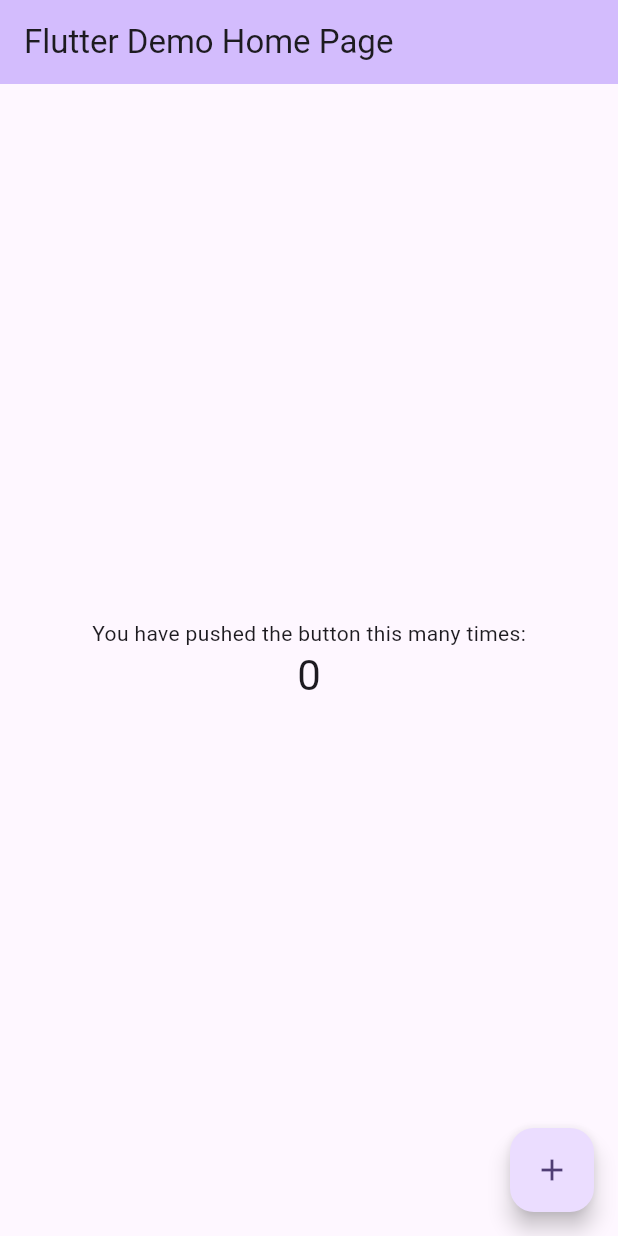
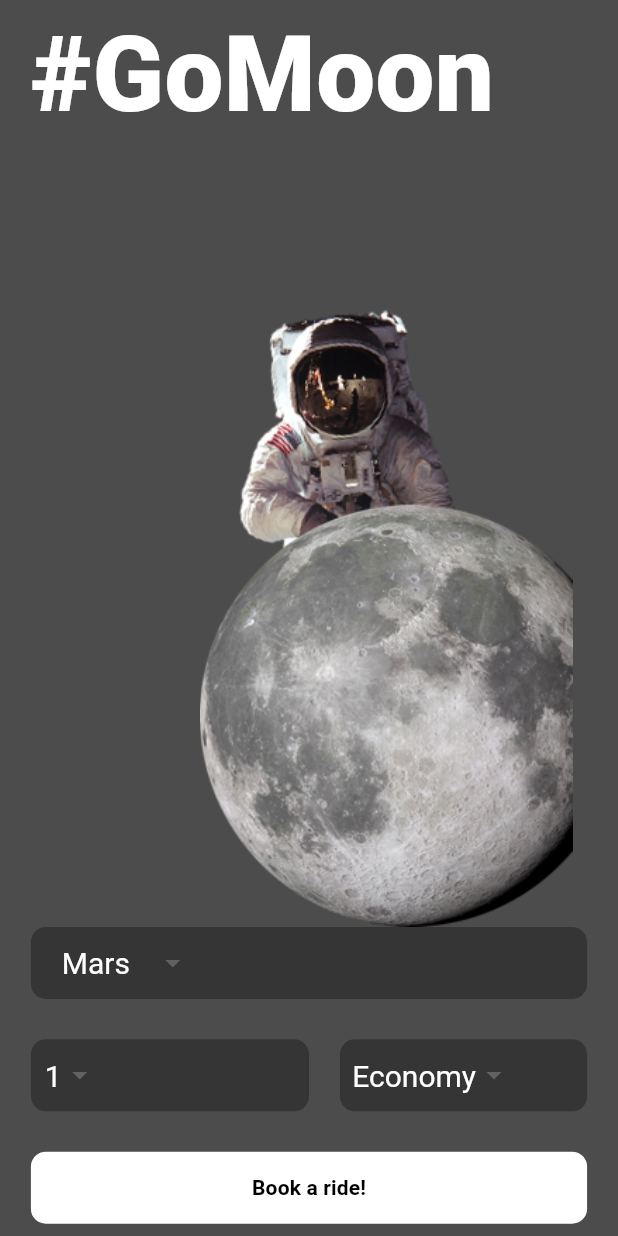
Before and after one commit to bachlex03/Mobile_Assignments_HCMUTE_Flutter, a Flutter app: the screen it shows after launch, on a phone screen of 412 x 824 dp. Run offline on Flutter 3.47's test engine with Material 3 defaults, Android fonts, the phone set to English and light mode, and no system bars.

Commit message:
GoMoon App

```diff
--- a/gomoon_app/analysis_options.yaml
+++ b/gomoon_app/analysis_options.yaml
@@ -7,6 +7,9 @@
 
 # The following line activates a set of recommended lints for Flutter apps,
 # packages, and plugins designed to encourage good coding practices.
+analyzer:
+  errors:
+    must_be_immutable: ignore
 include: package:flutter_lints/flutter.yaml
 
 linter:
@@ -23,6 +26,5 @@ linter:
   rules:
     # avoid_print: false  # Uncomment to disable the `avoid_print` rule
     # prefer_single_quotes: true  # Uncomment to enable the `prefer_single_quotes` rule
-
 # Additional information about this file can be found at
 # https://dart.dev/guides/language/analysis-options
--- a/gomoon_app/lib/main.dart
+++ b/gomoon_app/lib/main.dart
@@ -1,122 +1,21 @@
 import 'package:flutter/material.dart';
+import 'package:gomoon_app/pages/home.page.dart';
 
 void main() {
-  runApp(const MyApp());
+  runApp(const App());
 }
 
-class MyApp extends StatelessWidget {
-  const MyApp({super.key});
+class App extends StatelessWidget {
+  const App({Key? key}) : super(key: key);
 
-  // This widget is the root of your application.
   @override
   Widget build(BuildContext context) {
     return MaterialApp(
-      title: 'Flutter Demo',
+      title: "GoMoon",
       theme: ThemeData(
-        // This is the theme of your application.
-        //
-        // TRY THIS: Try running your application with "flutter run". You'll see
-        // the application has a purple toolbar. Then, without quitting the app,
-        // try changing the seedColor in the colorScheme below to Colors.green
-        // and then invoke "hot reload" (save your changes or press the "hot
-        // reload" button in a Flutter-supported IDE, or press "r" if you used
-        // the command line to start the app).
-        //
-        // Notice that the counter didn't reset back to zero; the application
-        // state is not lost during the reload. To reset the state, use hot
-        // restart instead.
-        //
-        // This works for code too, not just values: Most code changes can be
-        // tested with just a hot reload.
-        colorScheme: ColorScheme.fromSeed(seedColor: Colors.deepPurple),
+        scaffoldBackgroundColor: Color.fromRGBO(31, 31, 31, 0.8),
       ),
-      home: const MyHomePage(title: 'Flutter Demo Home Page'),
+      home: HomePage(),
     );
   }
 }
-
-class MyHomePage extends StatefulWidget {
-  const MyHomePage({super.key, required this.title});
-
-  // This widget is the home page of your application. It is stateful, meaning
-  // that it has a State object (defined below) that contains fields that affect
-  // how it looks.
-
-  // This class is the configuration for the state. It holds the values (in this
-  // case the title) provided by the parent (in this case the App widget) and
-  // used by the build method of the State. Fields in a Widget subclass are
-  // always marked "final".
-
-  final String title;
-
-  @override
-  State<MyHomePage> createState() => _MyHomePageState();
-}
-
-class _MyHomePageState extends State<MyHomePage> {
-  int _counter = 0;
-
-  void _incrementCounter() {
-    setState(() {
-      // This call to setState tells the Flutter framework that something has
-      // changed in this State, which causes it to rerun the build method below
-      // so that the display can reflect the updated values. If we changed
-      // _counter without calling setState(), then the build method would not be
-      // called again, and so nothing would appear to happen.
-      _counter++;
-    });
-  }
-
-  @override
-  Widget build(BuildContext context) {
-    // This method is rerun every time setState is called, for instance as done
-    // by the _incrementCounter method above.
-    //
-    // The Flutter framework has been optimized to make rerunning build methods
-    // fast, so that you can just rebuild anything that needs updating rather
-    // than having to individually change instances of widgets.
-    return Scaffold(
-      appBar: AppBar(
-        // TRY THIS: Try changing the color here to a specific color (to
-        // Colors.amber, perhaps?) and trigger a hot reload to see the AppBar
-        // change color while the other colors stay the same.
-        backgroundColor: Theme.of(context).colorScheme.inversePrimary,
-        // Here we take the value from the MyHomePage object that was created by
-        // the App.build method, and use it to set our appbar title.
-        title: Text(widget.title),
-      ),
-      body: Center(
-        // Center is a layout widget. It takes a single child and positions it
-        // in the middle of the parent.
-        child: Column(
-          // Column is also a layout widget. It takes a list of children and
-          // arranges them vertically. By default, it sizes itself to fit its
-          // children horizontally, and tries to be as tall as its parent.
-          //
-          // Column has various properties to control how it sizes itself and
-          // how it positions its children. Here we use mainAxisAlignment to
-          // center the children vertically; the main axis here is the vertical
-          // axis because Columns are vertical (the cross axis would be
-          // horizontal).
-          //
-          // TRY THIS: Invoke "debug painting" (choose the "Toggle Debug Paint"
-          // action in the IDE, or press "p" in the console), to see the
-          // wireframe for each widget.
-          mainAxisAlignment: MainAxisAlignment.center,
-          children: <Widget>[
-            const Text('You have pushed the button this many times:'),
-            Text(
-              '$_counter',
-              style: Theme.of(context).textTheme.headlineMedium,
-            ),
-          ],
-        ),
-      ),
-      floatingActionButton: FloatingActionButton(
-        onPressed: _incrementCounter,
-        tooltip: 'Increment',
-        child: const Icon(Icons.add),
-      ), // This trailing comma makes auto-formatting nicer for build methods.
-    );
-  }
-}
--- /dev/null
+++ b/gomoon_app/lib/pages/home.page.dart
@@ -0,0 +1,119 @@
+import 'package:flutter/material.dart';
+import 'package:gomoon_app/widgets/Dropdown.widget.dart';
+
+class HomePage extends StatelessWidget {
+  late double _deviceWidth;
+  late double _deviceHeight;
+  HomePage({super.key});
+
+  @override
+  Widget build(BuildContext context) {
+    _deviceWidth = MediaQuery.of(context).size.width;
+    _deviceHeight = MediaQuery.of(context).size.height;
+
+    return Scaffold(
+      body: SafeArea(
+        child: Container(
+          width: _deviceWidth,
+          height: _deviceHeight,
+          padding: EdgeInsets.symmetric(horizontal: _deviceWidth * 0.05),
+          child: Stack(
+            children: [
+              Column(
+                mainAxisAlignment: MainAxisAlignment.spaceBetween,
+                mainAxisSize: MainAxisSize.max,
+                crossAxisAlignment: CrossAxisAlignment.start,
+                children: [_title(), _bookRideWidget()],
+              ),
+              Align(alignment: Alignment.centerRight, child: _astroImage()),
+            ],
+          ),
+        ),
+      ),
+    );
+  }
+
+  Widget _bookRideWidget() {
+    return Container(
+      height: _deviceHeight * 0.25,
+      child: Column(
+        mainAxisAlignment: MainAxisAlignment.spaceBetween,
+        mainAxisSize: MainAxisSize.max,
+        crossAxisAlignment: CrossAxisAlignment.center,
+        children: [
+          _destinationDropdown(),
+          _travelersDropdown(),
+          _bookRideButton(),
+        ],
+      ),
+    );
+  }
+
+  Widget _destinationDropdown() {
+    List<String> _items = ["Mars", "Jupiter"];
+
+    return DropdownWidget(width: _deviceWidth, items: _items);
+  }
+
+  Widget _travelersDropdown() {
+    List<String> _items1 = ["1", "2", "3", "4", "5"];
+    List<String> _items2 = ["Economy", "Business", "First"];
+
+    return Row(
+      mainAxisAlignment: MainAxisAlignment.spaceBetween,
+      mainAxisSize: MainAxisSize.max,
+      crossAxisAlignment: CrossAxisAlignment.center,
+      children: [
+        DropdownWidget(width: _deviceWidth * 0.45, items: _items1),
+        DropdownWidget(width: _deviceWidth * 0.40, items: _items2),
+      ],
+    );
+  }
+
+  Widget _title() {
+    return const Text(
+      "#GoMoon",
+      style: TextStyle(
+        fontSize: 70,
+        color: Colors.white,
+        fontWeight: FontWeight.w800,
+      ),
+    );
+  }
+
+  Widget _astroImage() {
+    return Container(
+      width: _deviceWidth * 0.65,
+      height: _deviceHeight * 0.5,
+      decoration: const BoxDecoration(
+        image: DecorationImage(
+          fit: BoxFit.contain,
+          image: AssetImage("assets/images/astro_moon.png"),
+        ),
+      ),
+    );
+  }
+
+  Widget _bookRideButton() {
+    return Container(
+      width: _deviceWidth,
+      margin: EdgeInsets.only(
+        top: 0,
+        left: 0,
+        right: 0,
+        bottom: _deviceHeight * 0.01,
+      ),
+      decoration: BoxDecoration(
+        color: Colors.white,
+        borderRadius: BorderRadius.circular(10),
+      ),
+      child: MaterialButton(
+        onPressed: () {},
+        child: const Text(
+          "Book a ride!",
+          style: TextStyle(color: Colors.black, fontWeight: FontWeight.w700),
+        ),
+      ),
+    );
+  }
+}
--- /dev/null
+++ b/gomoon_app/lib/widgets/Dropdown.widget.dart
@@ -0,0 +1,32 @@
+import 'package:flutter/material.dart';
+
+class DropdownWidget extends StatelessWidget {
+  double width;
+  List<String> items;
+
+  DropdownWidget({required this.width, required this.items});
+
+  @override
+  Widget build(BuildContext context) {
+    return Container(
+      padding: EdgeInsets.symmetric(horizontal: width * 0.05),
+      width: width,
+      decoration: BoxDecoration(
+        color: Color.fromRGBO(53, 53, 53, 1.0),
+        borderRadius: BorderRadius.circular(10),
+      ),
+      child: DropdownButton(
+        underline: Container(),
+        value: items.first,
+        // style: const TextStyle(color: Colors.white, fontSize: 20),
+        onChanged: (_) {},
+        items:
+            items.map((e) {
+              return DropdownMenuItem<String>(value: e, child: Text(e));
+            }).toList(),
+        dropdownColor: Color.fromRGBO(53, 53, 53, 1.0),
+        style: const TextStyle(color: Colors.white, fontSize: 20),
+      ),
+    );
+  }
+}
```
Also changed, not shown: gomoon_app/pubspec.yaml (+3 -5 lines), gomoon_app/assets/images/astro_moon.png (added), gomoon_app/simulator_screenshot_73725D0D-0F25-4B62-BB95-15C1CF5D9BDA.png (added), 1 other file.
